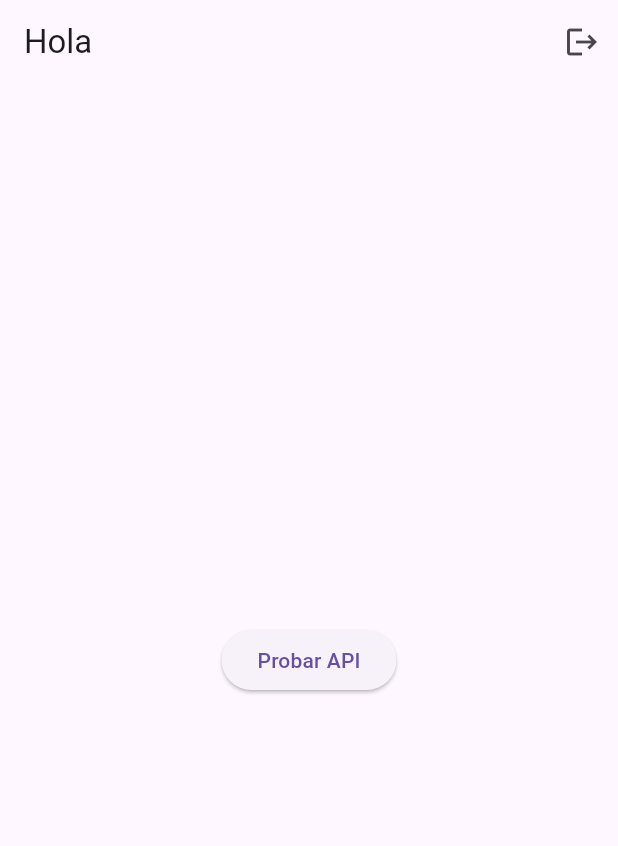
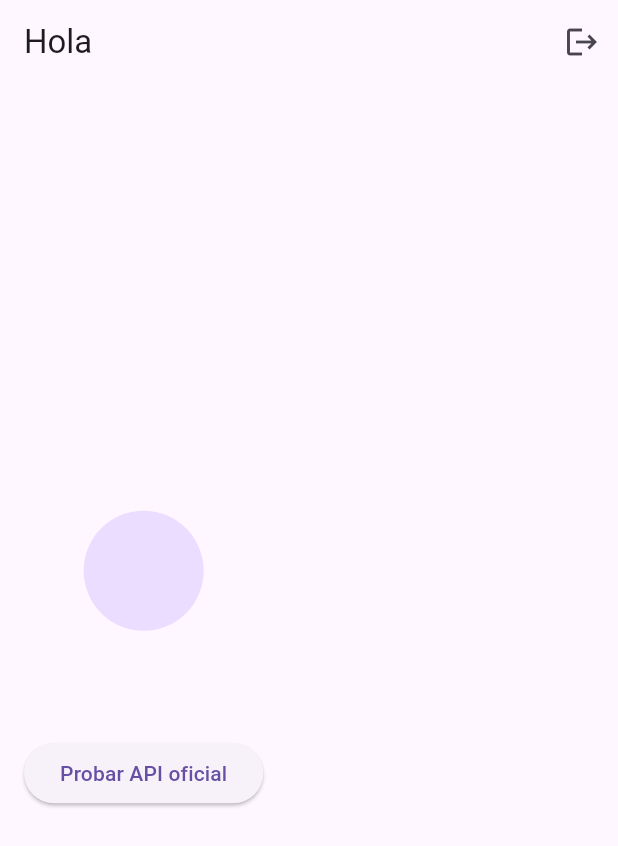
Before and after one commit to Malbizu1/vote_app, a Flutter app: the screen it shows once a user with an empty profile is signed in, on a phone screen of 412 x 824 dp. Shown: the top 846 px of the screen. Run offline on Flutter 3.47's test engine with Material 3 defaults, Android fonts, the phone set to English and light mode, and no system bars; our stand-ins replace dio, firebase_auth, firebase_core, flutter_dotenv, google_sign_in; accounts and stored records are empty; generated files the repository leaves out were written again.

Commit message:
Cambios proyecto

```diff
--- a/lib/core/network/dio_client.dart
+++ b/lib/core/network/dio_client.dart
@@ -2,26 +2,18 @@ import 'package:dio/dio.dart';
 import 'package:flutter_dotenv/flutter_dotenv.dart';
 
 class DioClient {
-  late final Dio dio;
+  late Dio dio;
 
   DioClient() {
-    final baseUrl = dotenv.env['API_BASE_URL'] ?? 'https://api.sebastian.cl/vote';
+    final baseUrl = dotenv.env['API_URL'] ?? 'https://api.sebastian.cl';
 
-    dio = Dio(BaseOptions(
-      baseUrl: baseUrl,
-      connectTimeout: const Duration(seconds: 10),
-      receiveTimeout: const Duration(seconds: 20),
-    ));
-
-    dio.interceptors.add(InterceptorsWrapper(
-      onRequest: (options, handler) {
-        // 🚨 Aquí luego añadiremos Authorization: Bearer <idToken>
-        return handler.next(options);
-      },
-      onError: (e, handler) {
-        print("Error en petición: ${e.response?.statusCode}");
-        return handler.next(e);
-      },
-    ));
+    dio = Dio(
+      BaseOptions(
+        baseUrl: baseUrl,
+        connectTimeout: const Duration(seconds: 10),
+        receiveTimeout: const Duration(seconds: 10),
+        headers: {'Content-Type': 'application/json'},
+      ),
+    );
   }
 }
--- a/lib/main.dart
+++ b/lib/main.dart
@@ -10,10 +10,8 @@ import 'core/network/dio_client.dart';
 Future<void> main() async {
   WidgetsFlutterBinding.ensureInitialized();
 
-  // 1) Cargar variables de entorno (.env)
   await dotenv.load(fileName: ".env");
 
-  // 2) Inicializar Firebase
   await Firebase.initializeApp(
     options: DefaultFirebaseOptions.currentPlatform,
   );
@@ -29,12 +27,14 @@ class MyApp extends StatelessWidget {
     return MaterialApp(
       debugShowCheckedModeBanner: false,
       title: "Vote App",
+      theme: ThemeData(
+        primarySwatch: Colors.deepPurple,
+      ),
       home: const AuthGate(),
     );
   }
 }
 
-/// Controla si mostrar Login o Home
 class AuthGate extends StatelessWidget {
   const AuthGate({super.key});
 
@@ -44,7 +44,9 @@ class AuthGate extends StatelessWidget {
       stream: AuthService().userChanges,
       builder: (context, snapshot) {
         if (snapshot.connectionState == ConnectionState.waiting) {
-          return const Center(child: CircularProgressIndicator());
+          return const Scaffold(
+            body: Center(child: CircularProgressIndicator()),
+          );
         }
         if (snapshot.hasData) {
           return const HomeScreen();
@@ -55,14 +57,13 @@ class AuthGate extends StatelessWidget {
   }
 }
 
-/// Pantalla de Login
 class LoginScreen extends StatelessWidget {
   const LoginScreen({super.key});
 
   @override
   Widget build(BuildContext context) {
     return Scaffold(
-      appBar: AppBar(title: const Text("Prueba Login con Google")),
+      appBar: AppBar(title: const Text("Login con Google")),
       body: Center(
         child: ElevatedButton.icon(
           onPressed: () async {
@@ -82,7 +83,6 @@ class LoginScreen extends StatelessWidget {
   }
 }
 
-/// Pantalla Home
 class HomeScreen extends StatelessWidget {
   const HomeScreen({super.key});
 
@@ -103,14 +103,29 @@ class HomeScreen extends StatelessWidget {
           ),
         ],
       ),
-      body: Center(
-        child: ElevatedButton(
+      body: Padding(
+        padding: const EdgeInsets.all(16.0),
+        child: Column(
+          mainAxisAlignment: MainAxisAlignment.center,
+          children: [
+            CircleAvatar(
+              radius: 40,
+              backgroundImage:
+              user?.photoURL != null ? NetworkImage(user!.photoURL!) : null,
+            ),
+            const SizedBox(height: 16),
+            Text(
+              user?.email ?? '',
+              style: const TextStyle(fontSize: 16, color: Colors.black54),
+            ),
+            const SizedBox(height: 32),
+            ElevatedButton(
               onPressed: () async {
                 try {
-              final response = await client.dio.get("/ping");
+                  final response = await client.dio.get('/v1/polls/');
                   // ignore: use_build_context_synchronously
                   ScaffoldMessenger.of(context).showSnackBar(
-                SnackBar(content: Text("API dice: ${response.data}")),
+                    SnackBar(content: Text("Encuestas: ${response.data.toString()}")),
                   );
                 } catch (e) {
                   // ignore: use_build_context_synchronously
@@ -119,7 +134,9 @@ class HomeScreen extends StatelessWidget {
                   );
                 }
               },
-          child: const Text("Probar API"),
+              child: const Text("Probar API oficial"),
+            ),
+          ],
         ),
       ),
     );
```
Also changed, not shown: 3 other files. Lines whose indentation alone changed are shown as unchanged.
